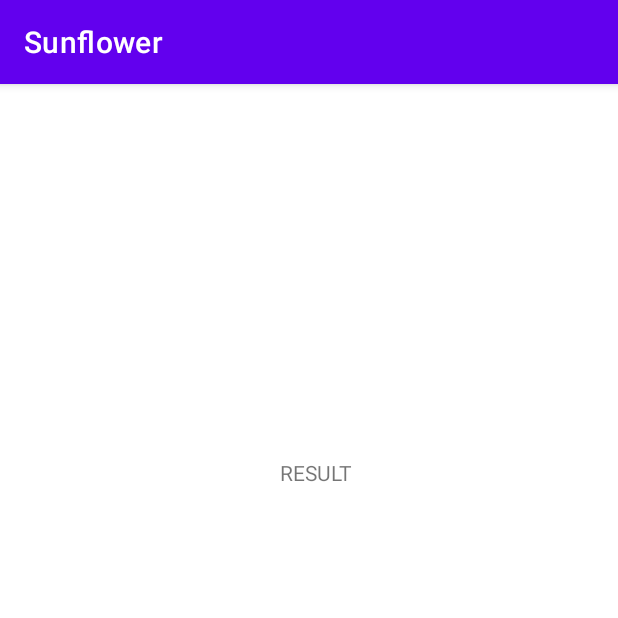
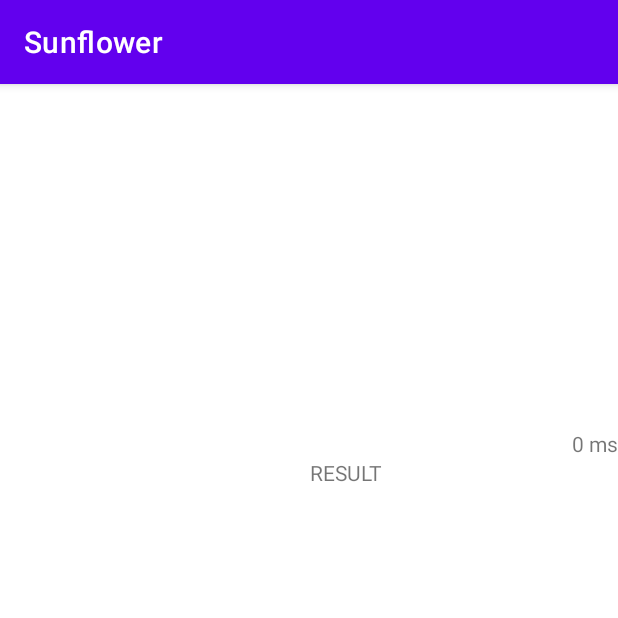
Before and after one commit to offbeat24/VideoObjectClassifier, an Android app: the screen it shows after launch (MainActivity), on a phone screen of 412 x 824 dp, the top half of it. Run offline under Robolectric (Android 15) with nearby library versions, the phone set to English and light mode, and no system bars; libraries missing offline, so code that uses them is left out: org.tensorflow.lite; 11 statements that could not run were skipped.

```diff
--- a/app/src/main/java/com/example/sunflower/Classifier.java
+++ b/app/src/main/java/com/example/sunflower/Classifier.java
@@ -7,6 +7,7 @@ import android.graphics.Bitmap;
 import android.util.Pair;
 import android.util.Size;
 
+import org.tensorflow.lite.Interpreter;
 import org.tensorflow.lite.Tensor;
 import org.tensorflow.lite.support.common.FileUtil;
 import org.tensorflow.lite.support.common.ops.NormalizeOp;
@@ -20,6 +21,8 @@ import org.tensorflow.lite.support.model.Model;
 import org.tensorflow.lite.support.tensorbuffer.TensorBuffer;
 
 import java.io.IOException;
+import java.nio.ByteBuffer;
+import java.nio.ByteOrder;
 import java.util.HashMap;
 import java.util.List;
 import java.util.Map;
@@ -42,7 +45,7 @@ public class Classifier {
     private boolean isInitialized = false;
 
     public void init() throws IOException {
-        model = Model.createModel(context, MODEL_NAME);
+        model = createMultiThreadModel(2);
 
         initModelShape();
         labels = FileUtil.loadLabels(context, LABEL_FILE);
@@ -137,4 +140,18 @@ public class Classifier {
     public Pair<String, Float> classify(Bitmap image) {
         return classify(image, 0);
     }
+
+    private Model createMultiThreadModel(int nThreads) throws IOException {
+        Model.Options.Builder optionsBuilder = new Model.Options.Builder();
+        optionsBuilder.setNumThreads(nThreads);
+        return Model.createModel(context, MODEL_NAME, optionsBuilder.build());
+    }
+
+    private Interpreter createMultiThreadInterpreter(int nThreads) throws IOException {
+        Interpreter.Options options = new Interpreter.Options();
+        options.setNumThreads(nThreads);
+        ByteBuffer model = FileUtil.loadMappedFile(context, MODEL_NAME);
+        model.order(ByteOrder.nativeOrder());
+        return new Interpreter(model, options);
+    }
 }
--- a/app/src/main/java/com/example/sunflower/MainActivity.java
+++ b/app/src/main/java/com/example/sunflower/MainActivity.java
@@ -22,6 +22,8 @@ import android.os.Build;
 import android.os.Bundle;
 import android.os.Handler;
 import android.os.HandlerThread;
+import android.os.SystemClock;
+import android.util.Log;
 import android.util.Pair;
 import android.util.Size;
 import android.view.Surface;
@@ -41,6 +43,7 @@ public class MainActivity extends AppCompatActivity {
 
     private TextView textView;
     private Classifier cls;
+    private TextView logText;
 
     @RequiresApi(api = Build.VERSION_CODES.R)
     @Override
@@ -51,6 +54,7 @@ public class MainActivity extends AppCompatActivity {
         getWindow().addFlags(WindowManager.LayoutParams.FLAG_KEEP_SCREEN_ON);
 
         textView = findViewById(R.id.textView);
+        logText = findViewById(R.id.logText);
 
         cls = new Classifier(this);
         try {
@@ -142,6 +146,7 @@ public class MainActivity extends AppCompatActivity {
 
     @RequiresApi(api = Build.VERSION_CODES.R)
     protected int getScreenOrientation() {
+        Log.v( "rotate", String.valueOf(getDisplay().getRotation()));
         switch (getDisplay().getRotation()) {
             case Surface.ROTATION_270:
                 return 270;
@@ -183,9 +188,13 @@ public class MainActivity extends AppCompatActivity {
 
         runInBackground(() -> {
             if (cls != null && cls.isInitialized()) {
+                final long startTime = SystemClock.uptimeMillis();
                 final Pair<String, Float> output = cls.classify(rgbFrameBitmap, sensorOrientation);
 
+                final long elapsedTime = SystemClock.uptimeMillis() - startTime;
                 runOnUiThread(() -> {
+                    String logStr = elapsedTime + " ms";
+                    logText.setText(logStr);
                     String resultStr = String.format(Locale.ENGLISH, "class : %s, prob : %.2f%%", output.first, output.second * 100);
                     textView.setText(resultStr);
                 });
--- a/app/src/main/java/com/example/sunflower/realtime/CameraFragment.java
+++ b/app/src/main/java/com/example/sunflower/realtime/CameraFragment.java
@@ -26,6 +26,7 @@ import androidx.fragment.app.Fragment;
 
 import android.os.Handler;
 import android.os.HandlerThread;
+import android.util.Log;
 import android.util.Size;
 import android.view.LayoutInflater;
 import android.view.Surface;
@@ -108,15 +109,15 @@ public class CameraFragment extends Fragment {
             openCamera(autoFitTextureView.getWidth(), autoFitTextureView.getHeight());
     }
 
+    @RequiresApi(api = Build.VERSION_CODES.R)
     private final TextureView.SurfaceTextureListener surfaceTextureListener =
             new TextureView.SurfaceTextureListener() {
-                @RequiresApi(api = Build.VERSION_CODES.R)
+
                 @Override
                 public void onSurfaceTextureAvailable(final SurfaceTexture texture, final int width, final int height) {
                     openCamera(width, height);
                 }
 
-                @RequiresApi(api = Build.VERSION_CODES.R)
                 @Override
                 public void onSurfaceTextureSizeChanged(final SurfaceTexture texture, final int width, final int height) {
                     configureTransform(width,height);
--- a/app/src/main/res/layout/activity_main.xml
+++ b/app/src/main/res/layout/activity_main.xml
@@ -6,12 +6,21 @@
     android:layout_height="match_parent"
     tools:context=".MainActivity">
 
+
+    <TextView
+        android:id="@+id/logText"
+        android:layout_width="wrap_content"
+        android:layout_height="wrap_content"
+        android:text="0 ms"
+        app:layout_constraintBottom_toTopOf="@+id/textView"
+        app:layout_constraintRight_toRightOf="parent" />
+
     <TextView
         android:id="@+id/textView"
         android:layout_width="wrap_content"
         android:layout_height="wrap_content"
         android:text="RESULT"
-        android:layout_marginStart="10dp"
+        android:layout_marginStart="50dp"
         app:layout_constraintTop_toTopOf="parent"
         app:layout_constraintBottom_toTopOf="@id/fragment"
         app:layout_constraintLeft_toLeftOf="parent"
```
